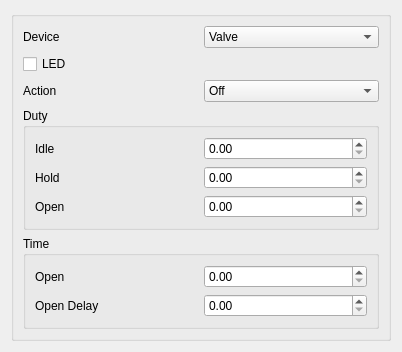
Qt form source/wnd/ui/mrvvertical.ui (ww4u/megarobostudio) before a commit.
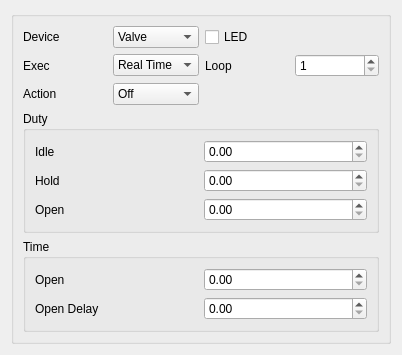
The same form after that commit.

The edit to the form file:
```diff
--- a/source/wnd/ui/mrvvertical.ui
+++ b/source/wnd/ui/mrvvertical.ui
@@ -20,36 +20,104 @@
       <string/>
      </property>
      <layout class="QGridLayout" name="gridLayout">
-      <item row="7" column="0" colspan="2">
-       <widget class="QGroupBox" name="groupBox_3">
-        <property name="title">
-         <string>Time</string>
+      <item row="2" column="1">
+       <widget class="QComboBox" name="cmbExec">
+        <item>
+         <property name="text">
+          <string>Real Time</string>
+         </property>
+        </item>
+        <item>
+         <property name="text">
+          <string>Normal</string>
+         </property>
+        </item>
+        <item>
+         <property name="text">
+          <string>FIFO</string>
+         </property>
+        </item>
+       </widget>
+      </item>
+      <item row="0" column="0">
+       <widget class="QLabel" name="label">
+        <property name="text">
+         <string>Device</string>
         </property>
-        <layout class="QGridLayout" name="gridLayout_3">
-         <item row="1" column="0">
-          <widget class="QLabel" name="label_4">
-           <property name="text">
-            <string>Open</string>
-           </property>
-          </widget>
-         </item>
-         <item row="2" column="0">
-          <widget class="QLabel" name="label_8">
-           <property name="text">
-            <string>Open Delay</string>
-           </property>
-          </widget>
-         </item>
-         <item row="1" column="1">
-          <widget class="QDoubleSpinBox" name="spinOpenTime"/>
-         </item>
-         <item row="2" column="1">
-          <widget class="QDoubleSpinBox" name="spinDelayTime"/>
-         </item>
-        </layout>
        </widget>
       </item>
-      <item row="6" column="0" colspan="2">
+      <item row="3" column="0">
+       <widget class="QLabel" name="label_2">
+        <property name="text">
+         <string>Action</string>
+        </property>
+       </widget>
+      </item>
+      <item row="0" column="1">
+       <widget class="QComboBox" name="cmbDevice">
+        <item>
+         <property name="text">
+          <string>Valve</string>
+         </property>
+        </item>
+        <item>
+         <property name="text">
+          <string>Motor</string>
+         </property>
+        </item>
+       </widget>
+      </item>
+      <item row="2" column="2">
+       <widget class="QLabel" name="label_9">
+        <property name="text">
+         <string>Loop</string>
+        </property>
+       </widget>
+      </item>
+      <item row="2" column="0">
+       <widget class="QLabel" name="label_7">
+        <property name="text">
+         <string>Exec</string>
+        </property>
+       </widget>
+      </item>
+      <item row="0" column="2">
+       <widget class="QCheckBox" name="chkLed">
+        <property name="text">
+         <string>LED</string>
+        </property>
+       </widget>
+      </item>
+      <item row="2" column="3">
+       <widget class="QSpinBox" name="spinLoop">
+        <property name="minimum">
+         <number>1</number>
+        </property>
+        <property name="maximum">
+         <number>100000</number>
+        </property>
+       </widget>
+      </item>
+      <item row="3" column="1">
+       <widget class="QComboBox" name="cmbAction">
+        <item>
+         <property name="text">
+          <string>Off</string>
+         </property>
+        </item>
+        <item>
+         <property name="text">
+          <string>On</string>
+         </property>
+        </item>
+        <item>
+         <property name="text">
+          <string>Idle</string>
+         </property>
+        </item>
+       </widget>
+      </item>
+      <item row="7" column="0" colspan="4">
        <widget class="QGroupBox" name="groupBox_2">
         <property name="title">
          <string>Duty</string>
@@ -88,58 +156,33 @@
         </layout>
        </widget>
       </item>
-      <item row="2" column="1">
-       <widget class="QComboBox" name="cmbAction">
-        <item>
-         <property name="text">
-          <string>Off</string>
-         </property>
-        </item>
-        <item>
-         <property name="text">
-          <string>On</string>
-         </property>
-        </item>
-        <item>
-         <property name="text">
-          <string>Idle</string>
-         </property>
-        </item>
-       </widget>
-      </item>
-      <item row="2" column="0">
-       <widget class="QLabel" name="label_2">
-        <property name="text">
-         <string>Action</string>
+      <item row="8" column="0" colspan="4">
+       <widget class="QGroupBox" name="groupBox_3">
+        <property name="title">
+         <string>Time</string>
         </property>
-       </widget>
-      </item>
-      <item row="1" column="0">
-       <widget class="QCheckBox" name="chkLed">
-        <property name="text">
-         <string>LED</string>
-        </property>
-       </widget>
-      </item>
-      <item row="0" column="0">
-       <widget class="QLabel" name="label">
-        <property name="text">
-         <string>Device</string>
-        </property>
-       </widget>
-      </item>
-      <item row="0" column="1">
-       <widget class="QComboBox" name="cmbDevice">
-        <item>
-         <property name="text">
-          <string>Valve</string>
-         </property>
-        </item>
-        <item>
-         <property name="text">
-          <string>Motor</string>
-         </property>
-        </item>
+        <layout class="QGridLayout" name="gridLayout_3">
+         <item row="1" column="0">
+          <widget class="QLabel" name="label_4">
+           <property name="text">
+            <string>Open</string>
+           </property>
+          </widget>
+         </item>
+         <item row="2" column="0">
+          <widget class="QLabel" name="label_8">
+           <property name="text">
+            <string>Open Delay</string>
+           </property>
+          </widget>
+         </item>
+         <item row="1" column="1">
+          <widget class="QDoubleSpinBox" name="spinOpenTime"/>
+         </item>
+         <item row="2" column="1">
+          <widget class="QDoubleSpinBox" name="spinDelayTime"/>
+         </item>
+        </layout>
        </widget>
       </item>
      </layout>
```
